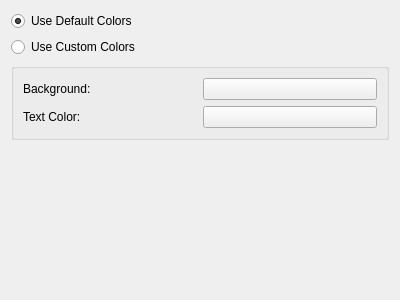
Above: composereditor-ng/pagecolorbackgroundwidget.ui from chusopr/kdepim-ktimetracker-akonadi before the change. Below: the same form after it.
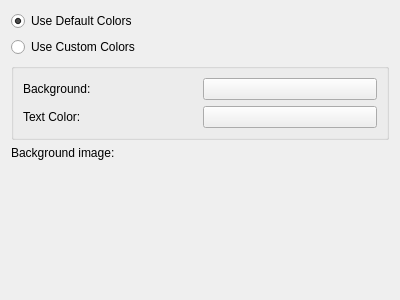
That is the form after the change. Custom widgets are drawn as their Qt base class.

Commit message: Start to allow to configure background image

What changed in the file:
```diff
--- a/composereditor-ng/pagecolorbackgroundwidget.ui
+++ b/composereditor-ng/pagecolorbackgroundwidget.ui
@@ -13,8 +13,8 @@
   <property name="windowTitle">
    <string>Form</string>
   </property>
-  <layout class="QVBoxLayout" name="verticalLayout">
-   <item>
+  <layout class="QGridLayout" name="gridLayout_2">
+   <item row="0" column="0">
     <widget class="QRadioButton" name="defaultColor">
      <property name="text">
       <string>Use Default Colors</string>
@@ -60,7 +60,21 @@
      </layout>
     </widget>
    </item>
-   <item>
+   <item row="3" column="0">
+    <layout class="QHBoxLayout" name="horizontalLayout">
+     <item>
+      <widget class="QLabel" name="label_3">
+       <property name="text">
+        <string>Background image:</string>
+       </property>
+      </widget>
+     </item>
+     <item>
+      <widget class="KUrlRequester" name="backgroundImage"/>
+     </item>
+    </layout>
+   </item>
+   <item row="4" column="0">
     <spacer name="verticalSpacer">
      <property name="orientation">
       <enum>Qt::Vertical</enum>
@@ -81,6 +95,11 @@
    <extends>QPushButton</extends>
    <header>kcolorbutton.h</header>
   </customwidget>
+  <customwidget>
+   <class>KUrlRequester</class>
+   <extends>QFrame</extends>
+   <header>kurlrequester.h</header>
+  </customwidget>
  </customwidgets>
  <resources/>
  <connections/>
```
Left out of the diff: 4 changed lines with no effect on the pictures.
